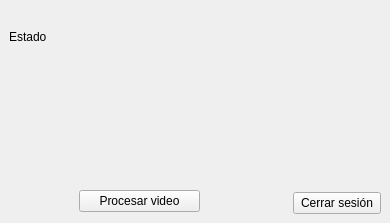
The window that mko_alpr/principal.ui (cosimani/mko_alpr) describes before a commit, drawn with Qt 5.
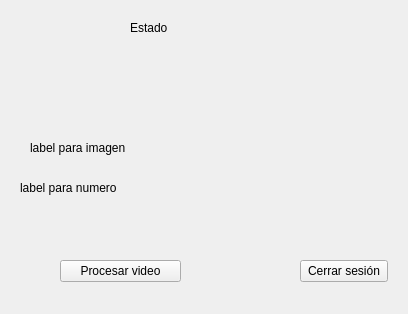
The same window after the commit. Custom widgets are drawn as their Qt base class.

Commit message: Muestra de dominio en Principal

```diff
--- a/mko_alpr/principal.ui
+++ b/mko_alpr/principal.ui
@@ -6,8 +6,8 @@
    <rect>
     <x>0</x>
     <y>0</y>
-    <width>390</width>
-    <height>223</height>
+    <width>408</width>
+    <height>314</height>
    </rect>
   </property>
   <property name="windowTitle">
@@ -16,8 +16,8 @@
   <widget class="QLabel" name="lbEstado">
    <property name="geometry">
     <rect>
-     <x>9</x>
-     <y>29</y>
+     <x>130</x>
+     <y>20</y>
      <width>41</width>
      <height>16</height>
     </rect>
@@ -29,8 +29,8 @@
   <widget class="QPushButton" name="pbCerrarSesion">
    <property name="geometry">
     <rect>
-     <x>293</x>
-     <y>192</y>
+     <x>300</x>
+     <y>260</y>
      <width>88</width>
      <height>22</height>
     </rect>
@@ -42,8 +42,8 @@
   <widget class="CameraWidget" name="cameraWidget" native="true">
    <property name="geometry">
     <rect>
-     <x>9</x>
-     <y>49</y>
+     <x>210</x>
+     <y>80</y>
      <width>192</width>
      <height>137</height>
     </rect>
@@ -58,8 +58,8 @@
   <widget class="QPushButton" name="pbProcesarVideo">
    <property name="geometry">
     <rect>
-     <x>79</x>
-     <y>190</y>
+     <x>60</x>
+     <y>260</y>
      <width>121</width>
      <height>22</height>
     </rect>
@@ -68,6 +68,32 @@
     <string>Procesar video</string>
    </property>
   </widget>
+  <widget class="QLabel" name="lImageDominio">
+   <property name="geometry">
+    <rect>
+     <x>30</x>
+     <y>140</y>
+     <width>111</width>
+     <height>16</height>
+    </rect>
+   </property>
+   <property name="text">
+    <string>label para imagen</string>
+   </property>
+  </widget>
+  <widget class="QLabel" name="lNroDominio">
+   <property name="geometry">
+    <rect>
+     <x>20</x>
+     <y>180</y>
+     <width>121</width>
+     <height>16</height>
+    </rect>
+   </property>
+   <property name="text">
+    <string>label para numero</string>
+   </property>
+  </widget>
  </widget>
  <layoutdefault spacing="6" margin="11"/>
  <customwidgets>
```
The commit also changes 5 other files.
